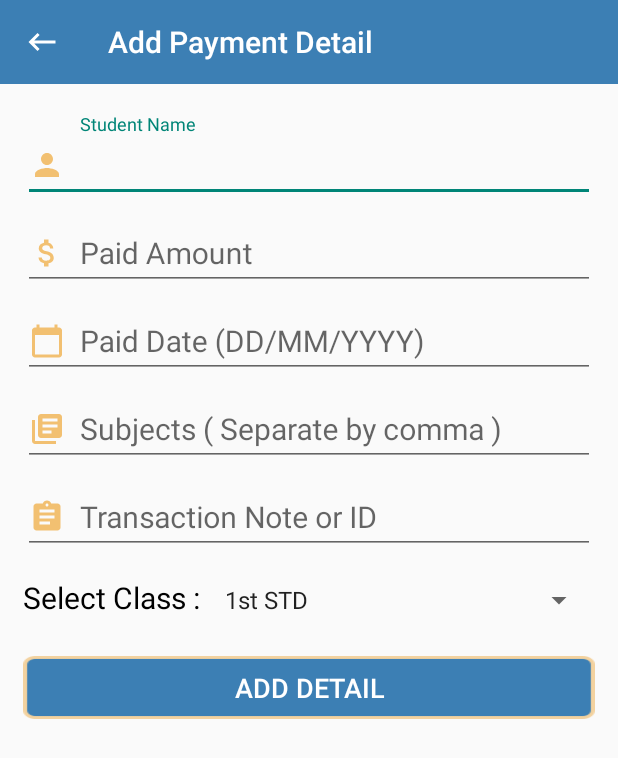
After one commit to amitthakarebi/School-Project, an Android app: the AddPaymentDetail screen opened directly, with no data from a screen before it, on a phone screen of 412 x 824 dp. The commit adds this screen. Shown: the top 758 px of the screen. Run offline under Robolectric (Android 15) with nearby library versions, the phone set to English and light mode, and no system bars; our stand-ins replace Firebase (no records; nobody signed in at launch, a user with empty details on screens opened directly).

Commit message:
add payment detail activity

```diff
--- a/app/src/main/java/com/amitthakare/sanskarschool/Adapter/RecyclerAdapter.java
+++ b/app/src/main/java/com/amitthakare/sanskarschool/Adapter/RecyclerAdapter.java
@@ -22,8 +22,14 @@ public class RecyclerAdapter extends FirebaseRecyclerAdapter<ModelList, Recycler
     @Override
     protected void onBindViewHolder(@NonNull MyViewHolder holder, int position, @NonNull ModelList model) {
         String subject = model.getSub();
-        subject = subject.replace("[","");
-        subject = subject.replace("]","");
+        if (subject!=null) {
+            if (subject.startsWith("["))
+            {
+                subject = subject.replace("[","");
+                subject = subject.replace("]","");
+            }
+        }
+
 
         holder.name.setText("Student Name : "+model.getName());
         holder.subject.setText("Subjects : "+subject);
--- /dev/null
+++ b/app/src/main/java/com/amitthakare/sanskarschool/AddPaymentDetail.java
@@ -0,0 +1,208 @@
+package com.amitthakare.sanskarschool;
+
+import androidx.annotation.NonNull;
+import androidx.appcompat.app.ActionBarDrawerToggle;
+import androidx.appcompat.app.AlertDialog;
+import androidx.appcompat.app.AppCompatActivity;
+import androidx.appcompat.widget.Toolbar;
+import androidx.drawerlayout.widget.DrawerLayout;
+
+import android.os.Bundle;
+import android.text.TextUtils;
+import android.view.LayoutInflater;
+import android.view.View;
+import android.widget.AdapterView;
+import android.widget.ArrayAdapter;
+import android.widget.Button;
+import android.widget.EditText;
+import android.widget.Spinner;
+import android.widget.TextView;
+import android.widget.Toast;
+
+import com.google.android.gms.tasks.OnCompleteListener;
+import com.google.android.gms.tasks.Task;
+import com.google.firebase.auth.FirebaseAuth;
+import com.google.firebase.database.FirebaseDatabase;
+
+import java.text.SimpleDateFormat;
+import java.util.Calendar;
+import java.util.HashMap;
+import java.util.Map;
+import java.util.Objects;
+
+public class AddPaymentDetail extends AppCompatActivity implements AdapterView.OnItemSelectedListener {
+
+    DrawerLayout drawerLayoutAddPaymentDetails;
+    Toolbar toolbarAddPaymentDetails;
+
+    private FirebaseDatabase firebaseDatabase;
+    private FirebaseAuth firebaseAuth;
+    Map<String,String> userdata = new HashMap<>();
+
+    private Button addDetailBtn;
+    private EditText addDetailName, addDetailAmount,addDetailDate,addDetailTransactionNote,addDetailSubject;
+    private TextView successMsg;
+
+    private String classesAddPayment[] = {"1st STD","2nd STD","3rd STD","4th STD","5th STD","6th STD","7th STD","8th STD","9th STD","10th STD"};
+    private Spinner classSpinnerAddPayment;
+    private String classNameAddPayment = "No";
+
+    //Alert Dialogue
+    private AlertDialog.Builder builder;
+    private AlertDialog alertDialog;
+
+    @Override
+    protected void onCreate(Bundle savedInstanceState) {
+        super.onCreate(savedInstanceState);
+        setContentView(R.layout.activity_add_payment_detail);
+        createBuilder();
+        ini();
+    }
+
+    private void ini() {
+
+        drawerLayoutAddPaymentDetails = findViewById(R.id.drawerLayoutAddPaymentDetails);
+        toolbarAddPaymentDetails = findViewById(R.id.navigationToolbarAddPaymentDetail);
+
+        addDetailName = findViewById(R.id.addDetailsStudentName);
+        addDetailAmount = findViewById(R.id.addDetailsPaidAmount);
+        addDetailDate = findViewById(R.id.addDetailsPaidDate);
+        addDetailTransactionNote = findViewById(R.id.addDetailsNote);
+        addDetailSubject = findViewById(R.id.addDetailsSubject);
+        addDetailBtn = findViewById(R.id.addDetailBtn);
+        successMsg = findViewById(R.id.successMsg);
+        classSpinnerAddPayment = findViewById(R.id.classSpinnerAddPayment);
+        classSpinnerAddPayment.setOnItemSelectedListener(this);
+
+        firebaseAuth = FirebaseAuth.getInstance();
+        firebaseDatabase = FirebaseDatabase.getInstance();
+
+        //---------Toolbar---------// set toolbar as action bar
+        setSupportActionBar(toolbarAddPaymentDetails);
+        Objects.requireNonNull(getSupportActionBar()).setTitle("Add Payment Detail");
+        toolbarAddPaymentDetails.setNavigationIcon(R.drawable.ic_baseline_keyboard_backspace_24);
+        toolbarAddPaymentDetails.setTitleTextColor(getResources().getColor(R.color.white));
+
+        //--------Navigation Toggle--------//
+        ActionBarDrawerToggle toggle = new ActionBarDrawerToggle(AddPaymentDetail.this,drawerLayoutAddPaymentDetails,toolbarAddPaymentDetails,R.string.open,R.string.close);
+        toggle.setDrawerIndicatorEnabled(false);
+        toggle.setHomeAsUpIndicator(R.drawable.ic_baseline_keyboard_backspace_24);
+        toggle.setToolbarNavigationClickListener(new View.OnClickListener() {
+            @Override
+            public void onClick(View v) {
+                finish();
+            }
+        });
+        //drawerLayoutStudent.addDrawerListener(toggle);
+        toggle.syncState();
+
+        //Creating the ArrayAdapter instance having the country list
+        ArrayAdapter arrayAdapter = new ArrayAdapter(this,android.R.layout.simple_spinner_item,classesAddPayment);
+        arrayAdapter.setDropDownViewResource(android.R.layout.simple_spinner_dropdown_item);
+        //Setting the ArrayAdapter data on the Spinner
+        classSpinnerAddPayment.setAdapter(arrayAdapter);
+
+
+        addDetailBtn.setOnClickListener(new View.OnClickListener() {
+            @Override
+            public void onClick(View v) {
+                alertDialog.show();
+                if (!classNameAddPayment.equals("No"))
+                {
+                    if (!TextUtils.isEmpty(addDetailName.getText().toString()))
+                    {
+                        if (!TextUtils.isEmpty(addDetailAmount.getText().toString()))
+                        {
+                            if (!TextUtils.isEmpty(addDetailDate.getText().toString()))
+                            {
+                                if (!TextUtils.isEmpty(addDetailSubject.getText().toString()))
+                                {
+                                    if (!TextUtils.isEmpty(addDetailTransactionNote.getText().toString()))
+                                    {
+                                        Calendar calendar = Calendar.getInstance();
+                                        SimpleDateFormat mdformat = new SimpleDateFormat("HHmmss");
+                                        String strDate = mdformat.format(calendar.getTime());
+
+                                        userdata.put("Name",addDetailName.getText().toString());
+                                        userdata.put("Sub","["+addDetailSubject.getText().toString()+"]");
+                                        userdata.put("Date",addDetailDate.getText().toString());
+                                        userdata.put("Amount",addDetailAmount.getText().toString());
+                                        userdata.put("TransactionNote",addDetailTransactionNote.getText().toString());
+                                        firebaseDatabase.getReference("PaidStudent").child(classNameAddPayment).child(strDate).child(firebaseAuth.getCurrentUser().getUid()).setValue(userdata)
+                                                .addOnCompleteListener(new OnCompleteListener<Void>() {
+                                                    @Override
+                                                    public void onComplete(@NonNull Task<Void> task) {
+                                                        if (task.isSuccessful())
+                                                        {
+                                                            Toast.makeText(AddPaymentDetail.this, "Success!", Toast.LENGTH_SHORT).show();
+                                                            successMsg.setText("Successfully Added!");
+                                                            successMsg.setVisibility(View.VISIBLE);
+                                                            alertDialog.cancel();
+                                                            finish();
+                                                        }else
+                                                        {
+                                                            Toast.makeText(AddPaymentDetail.this, task.getException().getMessage(), Toast.LENGTH_SHORT).show();
+                                                            successMsg.setText("Error : "+task.getException().getMessage());
+                                                            successMsg.setVisibility(View.VISIBLE);
+                                                            alertDialog.cancel();
+                                                        }
+                                                    }
+                                                });
+                                    }else
+                                    {
+                                        Toast.makeText(AddPaymentDetail.this, "Enter Transaction Note!", Toast.LENGTH_SHORT).show();
+                                        alertDialog.cancel();
+                                    }
+                                }else
+                                {
+                                    Toast.makeText(AddPaymentDetail.this, "Enter Subject!", Toast.LENGTH_SHORT).show();
+                                    alertDialog.cancel();
+                                }
+                            }else
+                            {
+                                Toast.makeText(AddPaymentDetail.this, "Enter Proper Date!", Toast.LENGTH_SHORT).show();
+                                alertDialog.cancel();
+                            }
+                        }else
+                        {
+                            Toast.makeText(AddPaymentDetail.this, "Enter Amount!", Toast.LENGTH_SHORT).show();
+                            alertDialog.cancel();
+                        }
+                    }else
+                    {
+                        Toast.makeText(AddPaymentDetail.this, "Enter Name of Student!", Toast.LENGTH_SHORT).show();
+                        alertDialog.cancel();
+                    }
+                }else
+                {
+                    Toast.makeText(AddPaymentDetail.this, "Select Class!", Toast.LENGTH_SHORT).show();
+                    alertDialog.cancel();
+                }
+            }
+        });
+
+    }
+
+    @Override
+    public void onItemSelected(AdapterView<?> parent, View view, int position, long id) {
+        classNameAddPayment = classesAddPayment[position];
+    }
+
+    @Override
+    public void onNothingSelected(AdapterView<?> parent) {
+
+    }
+
+    private void createBuilder() {
+
+        builder = new AlertDialog.Builder(this);
+        builder.setIcon(R.drawable.student_logo);
+        builder.setTitle("Adding Details...");
+        builder.setCancelable(false);
+        LayoutInflater layoutInflater = getLayoutInflater();
+        View dialogView = layoutInflater.inflate(R.layout.loading_layout,null);
+        builder.setView(dialogView);
+        alertDialog = builder.create();
+
+    }
+}
--- a/app/src/main/java/com/amitthakare/sanskarschool/AdminDashboard.java
+++ b/app/src/main/java/com/amitthakare/sanskarschool/AdminDashboard.java
@@ -22,7 +22,7 @@ public class AdminDashboard extends AppCompatActivity implements NavigationView.
     NavigationView navigationViewAdmin;
     Toolbar toolbarAdmin;
 
-    private Button checkPaymentBtn;
+    private Button checkPaymentBtn,addPaymentDetailBtn;
 
     @Override
     protected void onCreate(Bundle savedInstanceState) {
@@ -35,6 +35,7 @@ public class AdminDashboard extends AppCompatActivity implements NavigationView.
 
         //---------General Hooks------------/
         checkPaymentBtn = findViewById(R.id.checkPaymentBtn);
+        addPaymentDetailBtn = findViewById(R.id.addPaymentDetailBtn);
 
         //----------Hooks--------------//
         drawerLayoutAdmin = findViewById(R.id.drawerLayoutAdmin);
@@ -80,6 +81,14 @@ public class AdminDashboard extends AppCompatActivity implements NavigationView.
             }
         });
 
+        addPaymentDetailBtn.setOnClickListener(new View.OnClickListener() {
+            @Override
+            public void onClick(View v) {
+                Intent intent = new Intent(AdminDashboard.this,AddPaymentDetail.class);
+                startActivity(intent);
+            }
+        });
+
 
     }
 
--- /dev/null
+++ b/app/src/main/res/drawable/ic_baseline_assignment_24.xml
@@ -0,0 +1,5 @@
+<vector android:height="24dp" android:tint="#F2C071"
+    android:viewportHeight="24" android:viewportWidth="24"
+    android:width="24dp" xmlns:android="http://schemas.android.com/apk/res/android">
+    <path android:fillColor="@android:color/white" android:pathData="M19,3h-4.18C14.4,1.84 13.3,1 12,1c-1.3,0 -2.4,0.84 -2.82,2L5,3c-1.1,0 -2,0.9 -2,2v14c0,1.1 0.9,2 2,2h14c1.1,0 2,-0.9 2,-2L21,5c0,-1.1 -0.9,-2 -2,-2zM12,3c0.55,0 1,0.45 1,1s-0.45,1 -1,1 -1,-0.45 -1,-1 0.45,-1 1,-1zM14,17L7,17v-2h7v2zM17,13L7,13v-2h10v2zM17,9L7,9L7,7h10v2z"/>
+</vector>
--- /dev/null
+++ b/app/src/main/res/drawable/ic_baseline_attach_money_24.xml
@@ -0,0 +1,5 @@
+<vector android:height="24dp" android:tint="#F2C071"
+    android:viewportHeight="24" android:viewportWidth="24"
+    android:width="24dp" xmlns:android="http://schemas.android.com/apk/res/android">
+    <path android:fillColor="@android:color/white" android:pathData="M11.8,10.9c-2.27,-0.59 -3,-1.2 -3,-2.15 0,-1.09 1.01,-1.85 2.7,-1.85 1.78,0 2.44,0.85 2.5,2.1h2.21c-0.07,-1.72 -1.12,-3.3 -3.21,-3.81V3h-3v2.16c-1.94,0.42 -3.5,1.68 -3.5,3.61 0,2.31 1.91,3.46 4.7,4.13 2.5,0.6 3,1.48 3,2.41 0,0.69 -0.49,1.79 -2.7,1.79 -2.06,0 -2.87,-0.92 -2.98,-2.1h-2.2c0.12,2.19 1.76,3.42 3.68,3.83V21h3v-2.15c1.95,-0.37 3.5,-1.5 3.5,-3.55 0,-2.84 -2.43,-3.81 -4.7,-4.4z"/>
+</vector>
--- /dev/null
+++ b/app/src/main/res/drawable/ic_baseline_calendar_today_24.xml
@@ -0,0 +1,5 @@
+<vector android:height="24dp" android:tint="#F2C071"
+    android:viewportHeight="24" android:viewportWidth="24"
+    android:width="24dp" xmlns:android="http://schemas.android.com/apk/res/android">
+    <path android:fillColor="@android:color/white" android:pathData="M20,3h-1L19,1h-2v2L7,3L7,1L5,1v2L4,3c-1.1,0 -2,0.9 -2,2v16c0,1.1 0.9,2 2,2h16c1.1,0 2,-0.9 2,-2L22,5c0,-1.1 -0.9,-2 -2,-2zM20,21L4,21L4,8h16v13z"/>
+</vector>
--- /dev/null
+++ b/app/src/main/res/drawable/ic_baseline_library_books_24.xml
@@ -0,0 +1,5 @@
+<vector android:height="24dp" android:tint="#F2C071"
+    android:viewportHeight="24" android:viewportWidth="24"
+    android:width="24dp" xmlns:android="http://schemas.android.com/apk/res/android">
+    <path android:fillColor="@android:color/white" android:pathData="M4,6L2,6v14c0,1.1 0.9,2 2,2h14v-2L4,20L4,6zM20,2L8,2c-1.1,0 -2,0.9 -2,2v12c0,1.1 0.9,2 2,2h12c1.1,0 2,-0.9 2,-2L22,4c0,-1.1 -0.9,-2 -2,-2zM19,11L9,11L9,9h10v2zM15,15L9,15v-2h6v2zM19,7L9,7L9,5h10v2z"/>
+</vector>
--- /dev/null
+++ b/app/src/main/res/layout/activity_add_payment_detail.xml
@@ -0,0 +1,172 @@
+<?xml version="1.0" encoding="utf-8"?>
+<androidx.drawerlayout.widget.DrawerLayout xmlns:android="http://schemas.android.com/apk/res/android"
+    xmlns:app="http://schemas.android.com/apk/res-auto"
+    xmlns:tools="http://schemas.android.com/tools"
+    android:id="@+id/drawerLayoutAddPaymentDetails"
+    android:layout_width="match_parent"
+    android:layout_height="match_parent"
+    tools:context=".AddPaymentDetail">
+
+    <LinearLayout
+        android:layout_width="match_parent"
+        android:layout_height="match_parent"
+        android:orientation="vertical">
+
+        <androidx.appcompat.widget.Toolbar
+            android:id="@+id/navigationToolbarAddPaymentDetail"
+            android:layout_width="match_parent"
+            android:layout_height="wrap_content"
+            android:background="@color/blue1"
+            android:minHeight="?attr/actionBarSize"
+            android:theme="?attr/actionBarTheme"
+            app:navigationIcon="@drawable/ic_baseline_keyboard_backspace_24" />
+
+        <com.google.android.material.textfield.TextInputLayout
+            android:layout_width="match_parent"
+            android:layout_height="wrap_content"
+            android:layout_marginTop="20dp">
+
+            <com.google.android.material.textfield.TextInputEditText
+                android:id="@+id/addDetailsStudentName"
+                android:layout_width="match_parent"
+                android:layout_height="match_parent"
+                android:layout_marginStart="15dp"
+                android:layout_marginEnd="15dp"
+                android:drawableStart="@drawable/ic_baseline_person_24"
+                android:drawablePadding="10dp"
+                android:hint="Student Name"
+                android:inputType="textPersonName"
+                android:paddingEnd="10dp"
+                android:textSize="20sp" />
+
+        </com.google.android.material.textfield.TextInputLayout>
+
+        <com.google.android.material.textfield.TextInputLayout
+            android:layout_width="match_parent"
+            android:layout_height="wrap_content">
+
+            <com.google.android.material.textfield.TextInputEditText
+                android:id="@+id/addDetailsPaidAmount"
+                android:layout_width="match_parent"
+                android:layout_height="match_parent"
+                android:layout_marginStart="15dp"
+                android:layout_marginEnd="15dp"
+                android:drawableStart="@drawable/ic_baseline_attach_money_24"
+                android:drawablePadding="10dp"
+                android:hint="Paid Amount"
+                android:inputType="number"
+                android:paddingEnd="10dp"
+                android:textSize="20sp" />
+
+        </com.google.android.material.textfield.TextInputLayout>
+
+        <com.google.android.material.textfield.TextInputLayout
+            android:layout_width="match_parent"
+            android:layout_height="wrap_content">
+
+            <com.google.android.material.textfield.TextInputEditText
+                android:id="@+id/addDetailsPaidDate"
+                android:layout_width="match_parent"
+                android:layout_height="match_parent"
+                android:layout_marginStart="15dp"
+                android:layout_marginEnd="15dp"
+                android:drawableStart="@drawable/ic_baseline_calendar_today_24"
+                android:drawablePadding="10dp"
+                android:hint="Paid Date (DD/MM/YYYY)"
+                android:inputType="date"
+                android:paddingEnd="10dp"
+                android:textSize="20sp" />
+
+        </com.google.android.material.textfield.TextInputLayout>
+
+        <com.google.android.material.textfield.TextInputLayout
+            android:layout_width="match_parent"
+            android:layout_height="wrap_content">
+
+            <com.google.android.material.textfield.TextInputEditText
+                android:id="@+id/addDetailsSubject"
+                android:layout_width="match_parent"
+                android:layout_height="match_parent"
+                android:layout_marginStart="15dp"
+                android:layout_marginEnd="15dp"
+                android:drawableStart="@drawable/ic_baseline_library_books_24"
+                android:drawablePadding="10dp"
+                android:hint="Subjects ( Separate by comma )"
+                android:inputType="text"
+                android:paddingEnd="10dp"
+                android:textSize="20sp" />
+
+        </com.google.android.material.textfield.TextInputLayout>
+
+        <com.google.android.material.textfield.TextInputLayout
+            android:layout_width="match_parent"
+            android:layout_height="wrap_content">
+
+            <com.google.android.material.textfield.TextInputEditText
+                android:id="@+id/addDetailsNote"
+                android:layout_width="match_parent"
+                android:layout_height="match_parent"
+                android:layout_marginStart="15dp"
+                android:layout_marginEnd="15dp"
+                android:drawableStart="@drawable/ic_baseline_assignment_24"
+                android:drawablePadding="10dp"
+                android:hint="Transaction Note or ID"
+                android:inputType="text"
+                android:paddingEnd="10dp"
+                android:textSize="20sp" />
+
+        </com.google.android.material.textfield.TextInputLayout>
+
+        <LinearLayout
+            android:layout_width="match_parent"
+            android:layout_height="wrap_content"
+            android:layout_marginStart="15dp"
+            android:layout_marginTop="15dp"
+            android:layout_marginEnd="15dp"
+            android:orientation="horizontal">
+
+            <TextView
+                android:layout_width="0dp"
+                android:layout_height="wrap_content"
+                android:layout_weight="1"
+                android:text="Select Class : "
+                android:textColor="@color/black"
+                android:textSize="20sp" />
+
+            <Spinner
+                android:id="@+id/classSpinnerAddPayment"
+                android:layout_width="0dp"
+                android:layout_height="wrap_content"
+                android:layout_weight="2"
+                android:scrollbarSize="20dp" />
+
+        </LinearLayout>
+
+        <Button
+            android:id="@+id/addDetailBtn"
+            android:layout_width="match_parent"
+            android:layout_height="42dp"
+            android:layout_marginStart="15dp"
+            android:layout_marginTop="25dp"
+            android:layout_marginEnd="15dp"
+            android:background="@drawable/btn_background"
+            android:text="Add Detail"
+            android:textColor="@color/white"
+            android:textSize="18sp" />
+
+        <TextView
+            android:id="@+id/successMsg"
+            android:layout_width="match_parent"
+            android:layout_height="wrap_content"
+            android:layout_marginStart="15dp"
+            android:layout_marginTop="25dp"
+            android:layout_marginEnd="15dp"
+            android:gravity="center"
+            android:text="Status"
+            android:textColor="@color/green_light"
+            android:textSize="16sp"
+            android:visibility="invisible" />
+
+    </LinearLayout>
+
+</androidx.drawerlayout.widget.DrawerLayout>
```
Also changed, not shown: app/src/main/AndroidManifest.xml (+6 -1 lines).
